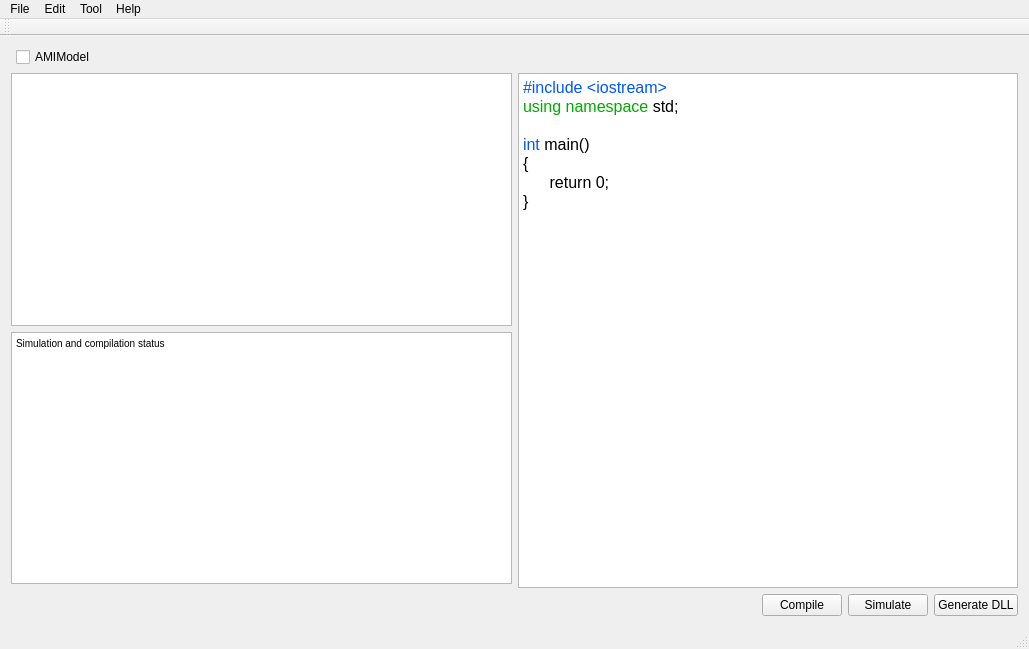
Old version of the form mainwindow.ui in the repository WXY163/ezAMI.
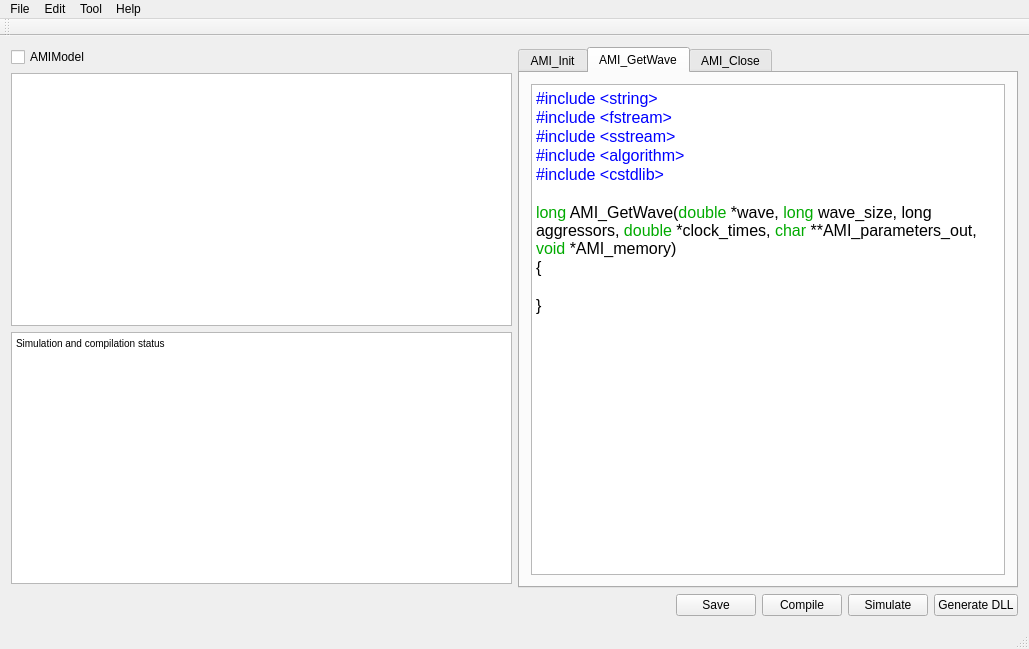
New version of the form. The open tabs and pages were chosen to show the change.

```diff
--- a/mainwindow.ui
+++ b/mainwindow.ui
@@ -15,10 +15,17 @@
   </property>
   <widget class="QWidget" name="MainInterface">
    <layout class="QGridLayout" name="gridLayout">
-    <item row="5" column="0">
+    <item row="4" column="0">
      <layout class="QHBoxLayout" name="horizontalLayout">
       <item>
        <layout class="QVBoxLayout" name="verticalLayout">
+        <item>
+         <widget class="QCheckBox" name="checkBox">
+          <property name="text">
+           <string>AMIModel</string>
+          </property>
+         </widget>
+        </item>
         <item>
          <widget class="QGraphicsView" name="diagramWindow">
           <property name="sizePolicy">
@@ -64,20 +71,86 @@
          <enum>QLayout::SetNoConstraint</enum>
         </property>
         <item>
-         <widget class="QTextEdit" name="codingInterface">
-          <property name="html">
-           <string>&lt;!DOCTYPE HTML PUBLIC &quot;-//W3C//DTD HTML 4.0//EN&quot; &quot;http://www.w3.org/TR/REC-html40/strict.dtd&quot;&gt;
+         <widget class="QTabWidget" name="codeArea">
+          <property name="currentIndex">
+           <number>0</number>
+          </property>
+          <widget class="QWidget" name="ami_init">
+           <attribute name="title">
+            <string>AMI_Init</string>
+           </attribute>
+           <layout class="QGridLayout" name="gridLayout_3">
+            <item row="0" column="0">
+             <widget class="QTextEdit" name="amiInit">
+              <property name="html">
+               <string>&lt;!DOCTYPE HTML PUBLIC &quot;-//W3C//DTD HTML 4.0//EN&quot; &quot;http://www.w3.org/TR/REC-html40/strict.dtd&quot;&gt;
 &lt;html&gt;&lt;head&gt;&lt;meta name=&quot;qrichtext&quot; content=&quot;1&quot; /&gt;&lt;style type=&quot;text/css&quot;&gt;
 p, li { white-space: pre-wrap; }
 &lt;/style&gt;&lt;/head&gt;&lt;body style=&quot; font-family:'MS Shell Dlg 2'; font-size:7.8pt; font-weight:400; font-style:normal;&quot;&gt;
-&lt;p style=&quot; margin-top:0px; margin-bottom:0px; margin-left:0px; margin-right:0px; -qt-block-indent:0; text-indent:0px;&quot;&gt;&lt;span style=&quot; font-size:12pt; color:#0055ff;&quot;&gt;#include &amp;lt;iostream&amp;gt;&lt;/span&gt;&lt;/p&gt;
-&lt;p style=&quot; margin-top:0px; margin-bottom:0px; margin-left:0px; margin-right:0px; -qt-block-indent:0; text-indent:0px;&quot;&gt;&lt;span style=&quot; font-size:12pt; color:#00aa00;&quot;&gt;using namespace&lt;/span&gt;&lt;span style=&quot; font-size:12pt;&quot;&gt; std;&lt;/span&gt;&lt;/p&gt;
+&lt;p style=&quot; margin-top:0px; margin-bottom:0px; margin-left:0px; margin-right:0px; -qt-block-indent:0; text-indent:0px;&quot;&gt;&lt;span style=&quot; font-size:12pt; color:#0000ff;&quot;&gt;#include &amp;quot;stdafx.h&amp;quot;&lt;/span&gt;&lt;/p&gt;
+&lt;p style=&quot; margin-top:0px; margin-bottom:0px; margin-left:0px; margin-right:0px; -qt-block-indent:0; text-indent:0px;&quot;&gt;&lt;span style=&quot; font-size:12pt; color:#0000ff;&quot;&gt;#include &amp;lt;string&amp;gt;&lt;/span&gt;&lt;/p&gt;
+&lt;p style=&quot; margin-top:0px; margin-bottom:0px; margin-left:0px; margin-right:0px; -qt-block-indent:0; text-indent:0px;&quot;&gt;&lt;span style=&quot; font-size:12pt; color:#0000ff;&quot;&gt;#include &amp;lt;fstream&amp;gt;&lt;/span&gt;&lt;/p&gt;
+&lt;p style=&quot; margin-top:0px; margin-bottom:0px; margin-left:0px; margin-right:0px; -qt-block-indent:0; text-indent:0px;&quot;&gt;&lt;span style=&quot; font-size:12pt; color:#0000ff;&quot;&gt;#include &amp;lt;sstream&amp;gt;&lt;/span&gt;&lt;/p&gt;
+&lt;p style=&quot; margin-top:0px; margin-bottom:0px; margin-left:0px; margin-right:0px; -qt-block-indent:0; text-indent:0px;&quot;&gt;&lt;span style=&quot; font-size:12pt; color:#0000ff;&quot;&gt;#include &amp;lt;algorithm&amp;gt;&lt;/span&gt;&lt;/p&gt;
+&lt;p style=&quot; margin-top:0px; margin-bottom:0px; margin-left:0px; margin-right:0px; -qt-block-indent:0; text-indent:0px;&quot;&gt;&lt;span style=&quot; font-size:12pt; color:#0000ff;&quot;&gt;#include &amp;lt;cstdlib&amp;gt;&lt;/span&gt;&lt;/p&gt;
 &lt;p style=&quot;-qt-paragraph-type:empty; margin-top:0px; margin-bottom:0px; margin-left:0px; margin-right:0px; -qt-block-indent:0; text-indent:0px; font-size:12pt; color:#00aa00;&quot;&gt;&lt;br /&gt;&lt;/p&gt;
-&lt;p style=&quot; margin-top:0px; margin-bottom:0px; margin-left:0px; margin-right:0px; -qt-block-indent:0; text-indent:0px;&quot;&gt;&lt;span style=&quot; font-size:12pt; color:#0055ff;&quot;&gt;int&lt;/span&gt;&lt;span style=&quot; font-size:12pt;&quot;&gt; main()&lt;/span&gt;&lt;/p&gt;
+&lt;p style=&quot; margin-top:0px; margin-bottom:0px; margin-left:0px; margin-right:0px; -qt-block-indent:0; text-indent:0px;&quot;&gt;&lt;span style=&quot; font-size:12pt; color:#00aa00;&quot;&gt;long&lt;/span&gt;&lt;span style=&quot; font-size:12pt;&quot;&gt; AMI_Init(&lt;/span&gt;&lt;span style=&quot; font-size:12pt; color:#00aa00;&quot;&gt;double&lt;/span&gt;&lt;span style=&quot; font-size:12pt;&quot;&gt; *impulse_matrix, &lt;/span&gt;&lt;span style=&quot; font-size:12pt; color:#00aa00;&quot;&gt;long&lt;/span&gt;&lt;span style=&quot; font-size:12pt;&quot;&gt; row_size, &lt;/span&gt;&lt;span style=&quot; font-size:12pt; color:#00aa00;&quot;&gt;long&lt;/span&gt;&lt;span style=&quot; font-size:12pt;&quot;&gt; aggressors, &lt;/span&gt;&lt;span style=&quot; font-size:12pt; color:#00aa00;&quot;&gt;double&lt;/span&gt;&lt;span style=&quot; font-size:12pt;&quot;&gt; sample_interval, &lt;/span&gt;&lt;span style=&quot; font-size:12pt; color:#00aa00;&quot;&gt;double&lt;/span&gt;&lt;span style=&quot; font-size:12pt;&quot;&gt; bit_time, &lt;/span&gt;&lt;span style=&quot; font-size:12pt; color:#00aa00;&quot;&gt;char&lt;/span&gt;&lt;span style=&quot; font-size:12pt;&quot;&gt; **AMI_parameters_in, &lt;/span&gt;&lt;span style=&quot; font-size:12pt; color:#00aa00;&quot;&gt;char&lt;/span&gt;&lt;span style=&quot; font-size:12pt;&quot;&gt; **AMI_parameters_out, &lt;/span&gt;&lt;span style=&quot; font-size:12pt; color:#00aa00;&quot;&gt;void&lt;/span&gt;&lt;span style=&quot; font-size:12pt;&quot;&gt; **AMI_memory_handle, &lt;/span&gt;&lt;span style=&quot; font-size:12pt; color:#00aa00;&quot;&gt;char&lt;/span&gt;&lt;span style=&quot; font-size:12pt;&quot;&gt; **msg){&lt;/span&gt;&lt;/p&gt;
+&lt;p style=&quot;-qt-paragraph-type:empty; margin-top:0px; margin-bottom:0px; margin-left:0px; margin-right:0px; -qt-block-indent:0; text-indent:0px; font-size:12pt;&quot;&gt;&lt;br /&gt;&lt;/p&gt;
+&lt;p style=&quot;-qt-paragraph-type:empty; margin-top:0px; margin-bottom:0px; margin-left:0px; margin-right:0px; -qt-block-indent:0; text-indent:0px; font-size:12pt;&quot;&gt;&lt;br /&gt;&lt;/p&gt;
+&lt;p style=&quot; margin-top:0px; margin-bottom:0px; margin-left:0px; margin-right:0px; -qt-block-indent:0; text-indent:0px;&quot;&gt;&lt;span style=&quot; font-size:12pt;&quot;&gt;}&lt;/span&gt;&lt;/p&gt;&lt;/body&gt;&lt;/html&gt;</string>
+              </property>
+             </widget>
+            </item>
+           </layout>
+          </widget>
+          <widget class="QWidget" name="ami_getwave">
+           <attribute name="title">
+            <string>AMI_GetWave</string>
+           </attribute>
+           <layout class="QGridLayout" name="gridLayout_2">
+            <item row="0" column="0">
+             <widget class="QTextEdit" name="amiGetWave">
+              <property name="html">
+               <string>&lt;!DOCTYPE HTML PUBLIC &quot;-//W3C//DTD HTML 4.0//EN&quot; &quot;http://www.w3.org/TR/REC-html40/strict.dtd&quot;&gt;
+&lt;html&gt;&lt;head&gt;&lt;meta name=&quot;qrichtext&quot; content=&quot;1&quot; /&gt;&lt;style type=&quot;text/css&quot;&gt;
+p, li { white-space: pre-wrap; }
+&lt;/style&gt;&lt;/head&gt;&lt;body style=&quot; font-family:'MS Shell Dlg 2'; font-size:7.8pt; font-weight:400; font-style:normal;&quot;&gt;
+&lt;p style=&quot; margin-top:0px; margin-bottom:0px; margin-left:0px; margin-right:0px; -qt-block-indent:0; text-indent:0px;&quot;&gt;&lt;span style=&quot; font-size:12pt; color:#0000ff;&quot;&gt;#include &amp;lt;string&amp;gt;&lt;/span&gt;&lt;/p&gt;
+&lt;p style=&quot; margin-top:0px; margin-bottom:0px; margin-left:0px; margin-right:0px; -qt-block-indent:0; text-indent:0px;&quot;&gt;&lt;span style=&quot; font-size:12pt; color:#0000ff;&quot;&gt;#include &amp;lt;fstream&amp;gt;&lt;/span&gt;&lt;/p&gt;
+&lt;p style=&quot; margin-top:0px; margin-bottom:0px; margin-left:0px; margin-right:0px; -qt-block-indent:0; text-indent:0px;&quot;&gt;&lt;span style=&quot; font-size:12pt; color:#0000ff;&quot;&gt;#include &amp;lt;sstream&amp;gt;&lt;/span&gt;&lt;/p&gt;
+&lt;p style=&quot; margin-top:0px; margin-bottom:0px; margin-left:0px; margin-right:0px; -qt-block-indent:0; text-indent:0px;&quot;&gt;&lt;span style=&quot; font-size:12pt; color:#0000ff;&quot;&gt;#include &amp;lt;algorithm&amp;gt;&lt;/span&gt;&lt;/p&gt;
+&lt;p style=&quot; margin-top:0px; margin-bottom:0px; margin-left:0px; margin-right:0px; -qt-block-indent:0; text-indent:0px;&quot;&gt;&lt;span style=&quot; font-size:12pt; color:#0000ff;&quot;&gt;#include &amp;lt;cstdlib&amp;gt;&lt;/span&gt;&lt;/p&gt;
+&lt;p style=&quot;-qt-paragraph-type:empty; margin-top:0px; margin-bottom:0px; margin-left:0px; margin-right:0px; -qt-block-indent:0; text-indent:0px; font-size:12pt;&quot;&gt;&lt;br /&gt;&lt;/p&gt;
+&lt;p style=&quot; margin-top:0px; margin-bottom:0px; margin-left:0px; margin-right:0px; -qt-block-indent:0; text-indent:0px;&quot;&gt;&lt;span style=&quot; font-size:12pt; color:#00aa00;&quot;&gt;long&lt;/span&gt;&lt;span style=&quot; font-size:12pt;&quot;&gt; AMI_GetWave(&lt;/span&gt;&lt;span style=&quot; font-size:12pt; color:#00aa00;&quot;&gt;double&lt;/span&gt;&lt;span style=&quot; font-size:12pt;&quot;&gt; *wave, &lt;/span&gt;&lt;span style=&quot; font-size:12pt; color:#00aa00;&quot;&gt;long&lt;/span&gt;&lt;span style=&quot; font-size:12pt;&quot;&gt; wave_size, long aggressors, &lt;/span&gt;&lt;span style=&quot; font-size:12pt; color:#00aa00;&quot;&gt;double&lt;/span&gt;&lt;span style=&quot; font-size:12pt;&quot;&gt; *clock_times, &lt;/span&gt;&lt;span style=&quot; font-size:12pt; color:#00aa00;&quot;&gt;char&lt;/span&gt;&lt;span style=&quot; font-size:12pt;&quot;&gt; **AMI_parameters_out, &lt;/span&gt;&lt;span style=&quot; font-size:12pt; color:#00aa00;&quot;&gt;void&lt;/span&gt;&lt;span style=&quot; font-size:12pt;&quot;&gt; *AMI_memory) &lt;/span&gt;&lt;/p&gt;
 &lt;p style=&quot; margin-top:0px; margin-bottom:0px; margin-left:0px; margin-right:0px; -qt-block-indent:0; text-indent:0px;&quot;&gt;&lt;span style=&quot; font-size:12pt;&quot;&gt;{&lt;/span&gt;&lt;/p&gt;
-&lt;p style=&quot; margin-top:0px; margin-bottom:0px; margin-left:0px; margin-right:0px; -qt-block-indent:0; text-indent:0px;&quot;&gt;&lt;span style=&quot; font-size:12pt;&quot;&gt;      return 0;&lt;/span&gt;&lt;/p&gt;
+&lt;p style=&quot;-qt-paragraph-type:empty; margin-top:0px; margin-bottom:0px; margin-left:0px; margin-right:0px; -qt-block-indent:0; text-indent:0px; font-size:12pt;&quot;&gt;&lt;br /&gt;&lt;/p&gt;
 &lt;p style=&quot; margin-top:0px; margin-bottom:0px; margin-left:0px; margin-right:0px; -qt-block-indent:0; text-indent:0px;&quot;&gt;&lt;span style=&quot; font-size:12pt;&quot;&gt;}&lt;/span&gt;&lt;/p&gt;&lt;/body&gt;&lt;/html&gt;</string>
-          </property>
+              </property>
+             </widget>
+            </item>
+           </layout>
+          </widget>
+          <widget class="QWidget" name="ami_close">
+           <attribute name="title">
+            <string>AMI_Close</string>
+           </attribute>
+           <layout class="QGridLayout" name="gridLayout_4">
+            <item row="0" column="0">
+             <widget class="QTextEdit" name="amiClose">
+              <property name="html">
+               <string>&lt;!DOCTYPE HTML PUBLIC &quot;-//W3C//DTD HTML 4.0//EN&quot; &quot;http://www.w3.org/TR/REC-html40/strict.dtd&quot;&gt;
+&lt;html&gt;&lt;head&gt;&lt;meta name=&quot;qrichtext&quot; content=&quot;1&quot; /&gt;&lt;style type=&quot;text/css&quot;&gt;
+p, li { white-space: pre-wrap; }
+&lt;/style&gt;&lt;/head&gt;&lt;body style=&quot; font-family:'MS Shell Dlg 2'; font-size:7.8pt; font-weight:400; font-style:normal;&quot;&gt;
+&lt;p style=&quot; margin-top:0px; margin-bottom:0px; margin-left:0px; margin-right:0px; -qt-block-indent:0; text-indent:0px;&quot;&gt;&lt;span style=&quot; font-size:12pt; color:#00aa00;&quot;&gt;long&lt;/span&gt;&lt;span style=&quot; font-size:12pt;&quot;&gt; AMI_Close(&lt;/span&gt;&lt;span style=&quot; font-size:12pt; color:#00aa00;&quot;&gt;void&lt;/span&gt;&lt;span style=&quot; font-size:12pt;&quot;&gt; *AMI_memory) {&lt;/span&gt;&lt;/p&gt;
+&lt;p style=&quot; margin-top:0px; margin-bottom:0px; margin-left:0px; margin-right:0px; -qt-block-indent:0; text-indent:0px;&quot;&gt;&lt;span style=&quot; font-size:12pt;&quot;&gt;	&lt;/span&gt;&lt;/p&gt;
+&lt;p style=&quot;-qt-paragraph-type:empty; margin-top:0px; margin-bottom:0px; margin-left:0px; margin-right:0px; -qt-block-indent:0; text-indent:0px; font-size:12pt;&quot;&gt;&lt;br /&gt;&lt;/p&gt;
+&lt;p style=&quot; margin-top:0px; margin-bottom:0px; margin-left:0px; margin-right:0px; -qt-block-indent:0; text-indent:0px;&quot;&gt;&lt;span style=&quot; font-size:12pt;&quot;&gt;}&lt;/span&gt;&lt;/p&gt;&lt;/body&gt;&lt;/html&gt;</string>
+              </property>
+             </widget>
+            </item>
+           </layout>
+          </widget>
          </widget>
         </item>
         <item>
@@ -95,6 +168,13 @@
             </property>
            </spacer>
           </item>
+          <item>
+           <widget class="QPushButton" name="saveButton">
+            <property name="text">
+             <string>Save</string>
+            </property>
+           </widget>
+          </item>
           <item>
            <widget class="QPushButton" name="compileButton">
             <property name="text">
@@ -122,33 +202,6 @@
       </item>
      </layout>
     </item>
-    <item row="3" column="0">
-     <layout class="QHBoxLayout" name="horizontalLayout_3">
-      <item>
-       <spacer name="horizontalSpacer_2">
-        <property name="orientation">
-         <enum>Qt::Horizontal</enum>
-        </property>
-        <property name="sizeType">
-         <enum>QSizePolicy::Maximum</enum>
-        </property>
-        <property name="sizeHint" stdset="0">
-         <size>
-          <width>5</width>
-          <height>20</height>
-         </size>
-        </property>
-       </spacer>
-      </item>
-      <item>
-       <widget class="QCheckBox" name="checkBox">
-        <property name="text">
-         <string>AMIModel</string>
-        </property>
-       </widget>
-      </item>
-     </layout>
-    </item>
    </layout>
   </widget>
   <widget class="QMenuBar" name="menuBar">
```
